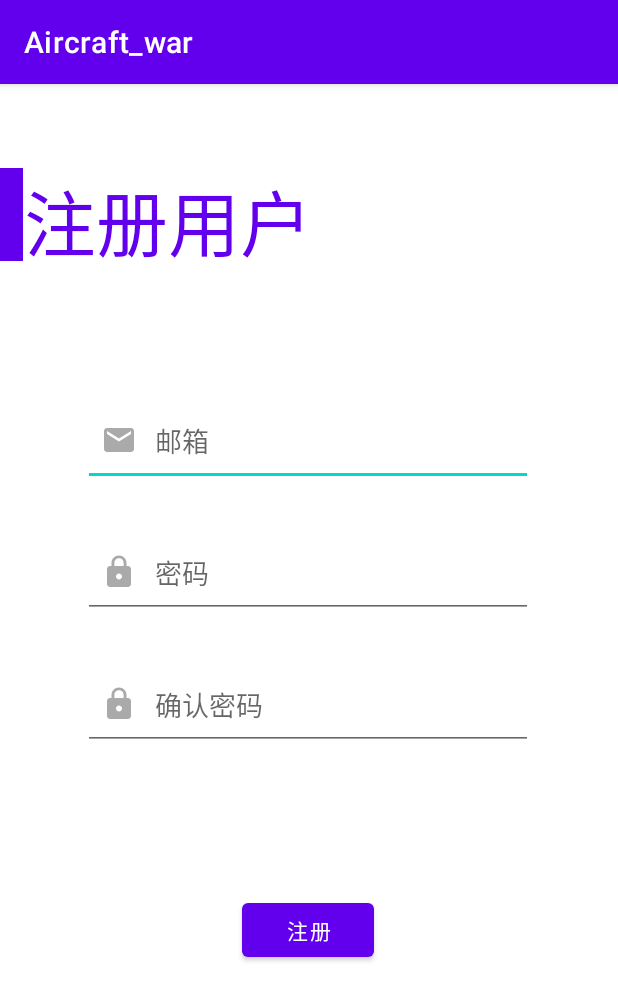
After one commit to Cynthia-jia/Aircraftwar_android, an Android app: the RegisterActivity screen opened directly, with no data from a screen before it, on a phone screen of 412 x 824 dp. The commit adds this screen. Shown: the top 1001 px of the screen. Run offline under Robolectric (Android 15) with nearby library versions, the phone set to English and light mode, and no system bars.

Commit message:
add register

```diff
--- a/app/src/main/AndroidManifest.xml
+++ b/app/src/main/AndroidManifest.xml
@@ -15,6 +15,9 @@
         android:theme="@style/Theme.Aircraft_war"
         tools:targetApi="31">
         <activity
+            android:name=".RegisterActivity"
+            android:exported="false" />
+        <activity
             android:name=".LoginActivity"
             android:exported="false" />
         <activity android:name=".RankActivity" />
--- a/app/src/main/java/com/hit/aircraft_war/LoginActivity.java
+++ b/app/src/main/java/com/hit/aircraft_war/LoginActivity.java
@@ -8,16 +8,22 @@ import android.widget.Button;
 
 public class LoginActivity extends AppCompatActivity {
 
-    Button login = findViewById(R.id.login_button);
-    Button register = findViewById(R.id.reg_button);
+    Button loginBtn = findViewById(R.id.login_button);
+    Button registerBtn = findViewById(R.id.reg_button);
 
     @Override
     protected void onCreate(Bundle savedInstanceState) {
         super.onCreate(savedInstanceState);
         setContentView(R.layout.activity_login);
 
-        login.setOnClickListener(v -> {
+        loginBtn.setOnClickListener(v -> {
             Intent intent = new Intent(LoginActivity.this, MainActivity.class);
+            startActivity(intent);
+            finish();
+        });
+
+        registerBtn.setOnClickListener(v -> {
+            Intent intent = new Intent(LoginActivity.this, RegisterActivity.class);
             startActivity(intent);
         });
     }
--- /dev/null
+++ b/app/src/main/java/com/hit/aircraft_war/RegisterActivity.java
@@ -0,0 +1,30 @@
+package com.hit.aircraft_war;
+
+import androidx.appcompat.app.AppCompatActivity;
+
+import android.os.Bundle;
+import android.widget.Button;
+import android.widget.EditText;
+
+public class RegisterActivity extends AppCompatActivity {
+
+
+    private String TAG = "RegisterActivity";
+    @Override
+    protected void onCreate(Bundle savedInstanceState) {
+        super.onCreate(savedInstanceState);
+        setContentView(R.layout.activity_register);
+
+        EditText etEmail = findViewById(R.id.register_emailAddress);
+        EditText etPassword = findViewById(R.id.register_password);
+        EditText etConfirm = findViewById(R.id.register_confirmPassword);
+
+        Button registerBtn = findViewById(R.id.register_button);
+        registerBtn.setOnClickListener(v -> {
+            String email = etEmail.getText().toString();
+            String password = etPassword.getText().toString();
+
+            finish();
+        });
+    }
+}
--- /dev/null
+++ b/app/src/main/res/layout/activity_register.xml
@@ -0,0 +1,102 @@
+<?xml version="1.0" encoding="utf-8"?>
+<androidx.constraintlayout.widget.ConstraintLayout xmlns:android="http://schemas.android.com/apk/res/android"
+    xmlns:app="http://schemas.android.com/apk/res-auto"
+    xmlns:tools="http://schemas.android.com/tools"
+    android:layout_width="match_parent"
+    android:layout_height="match_parent"
+    tools:context=".RegisterActivity">
+
+    <androidx.appcompat.widget.Toolbar
+        android:id="@+id/register_toolbar"
+        android:layout_width="15dp"
+        android:layout_height="62dp"
+        android:layout_marginTop="56dp"
+        android:background="?attr/colorPrimary"
+        android:theme="@style/ThemeOverlay.AppCompat.Dark.ActionBar"
+        app:layout_constraintEnd_toEndOf="parent"
+        app:layout_constraintHorizontal_bias="0.0"
+        app:layout_constraintStart_toStartOf="parent"
+        app:layout_constraintTop_toTopOf="parent"
+        app:popupTheme="@style/ThemeOverlay.AppCompat.Light">
+
+
+    </androidx.appcompat.widget.Toolbar>
+
+    <EditText
+        android:id="@+id/register_emailAddress"
+        android:layout_width="300dp"
+        android:layout_height="60dp"
+        android:layout_marginTop="208dp"
+        android:drawableStart="@drawable/ic_baseline_email_24"
+        android:drawablePadding="12dp"
+        android:ems="10"
+        android:hint="@string/login_emailAddress"
+        android:importantForAutofill="no"
+        android:inputType="textEmailAddress"
+        android:paddingStart="12dp"
+        app:layout_constraintEnd_toEndOf="parent"
+        app:layout_constraintHorizontal_bias="0.495"
+        app:layout_constraintStart_toStartOf="parent"
+        app:layout_constraintTop_toTopOf="parent" />
+
+    <EditText
+        android:id="@+id/register_password"
+        android:layout_width="300dp"
+        android:layout_height="60dp"
+        android:layout_marginTop="28dp"
+        android:drawableStart="@drawable/ic_baseline_lock_24"
+        android:drawablePadding="12dp"
+        android:ems="10"
+        android:hint="@string/login_password"
+        android:importantForAutofill="no"
+        android:inputType="textPassword"
+        android:paddingStart="12dp"
+        android:textColorHighlight="?android:attr/colorPrimary"
+        app:layout_constraintEnd_toEndOf="parent"
+        app:layout_constraintHorizontal_bias="0.495"
+        app:layout_constraintStart_toStartOf="parent"
+        app:layout_constraintTop_toBottomOf="@+id/register_emailAddress" />
+
+    <EditText
+        android:id="@+id/register_confirmPassword"
+        android:layout_width="300dp"
+        android:layout_height="60dp"
+        android:layout_marginTop="28dp"
+        android:drawableStart="@drawable/ic_baseline_lock_24"
+        android:drawablePadding="12dp"
+        android:ems="10"
+        android:hint="@string/register_confirmPassword"
+        android:importantForAutofill="no"
+        android:inputType="textPassword"
+        android:paddingStart="12dp"
+        android:textColorHighlight="?android:attr/colorPrimary"
+        app:layout_constraintEnd_toEndOf="parent"
+        app:layout_constraintHorizontal_bias="0.495"
+        app:layout_constraintStart_toStartOf="parent"
+        app:layout_constraintTop_toBottomOf="@+id/register_password" />
+
+    <TextView
+        android:id="@+id/registerTitle"
+        android:layout_width="wrap_content"
+        android:layout_height="wrap_content"
+        android:layout_marginTop="55dp"
+        android:text="@string/register_title"
+        android:textSize="48sp"
+        android:textColor="@color/purple_500"
+        app:layout_constraintEnd_toEndOf="parent"
+        app:layout_constraintHorizontal_bias="0.004"
+        app:layout_constraintStart_toEndOf="@+id/register_toolbar"
+        app:layout_constraintTop_toTopOf="parent" />
+
+    <Button
+        android:id="@+id/register_button"
+        android:layout_width="wrap_content"
+        android:layout_height="wrap_content"
+        android:layout_marginBottom="180dp"
+        android:text="@string/regActivityButton"
+        app:layout_constraintBottom_toBottomOf="parent"
+        app:layout_constraintEnd_toEndOf="parent"
+        app:layout_constraintHorizontal_bias="0.498"
+        app:layout_constraintStart_toStartOf="parent" />
+
+</androidx.constraintlayout.widget.ConstraintLayout>
--- a/app/src/main/res/values/strings.xml
+++ b/app/src/main/res/values/strings.xml
@@ -17,4 +17,7 @@
     <string name="login">登录</string>
     <string name="register">点此注册</string>
     <string name="planelogo">planelogo</string>
+    <string name="register_confirmPassword">确认密码</string>
+    <string name="register_title">注册用户</string>
+    <string name="regActivityButton">注册</string>
 </resources>
--- a/settings.gradle
+++ b/settings.gradle
@@ -11,7 +11,7 @@ dependencyResolutionManagement {
         google()
         mavenCentral()
         jcenter()
-        maven { url 'https://jitpack.io' }
+        maven { url 'https://www.jitpack.io' }
     }
 }
 rootProject.name = "Aircraft_war"
```
Also changed, not shown: app/src/main/res/drawable/ic_baseline_airplanemode_active_24.xml (renamed from app/src/main/res/drawable-v24/ic_baseline_airplanemode_active_24.xml), app/src/main/res/drawable/ic_baseline_email_24.xml (renamed from app/src/main/res/drawable-v24/ic_baseline_email_24.xml), app/src/main/res/drawable/ic_baseline_lock_24.xml (renamed from app/src/main/res/drawable-v24/ic_baseline_lock_24.xml).
